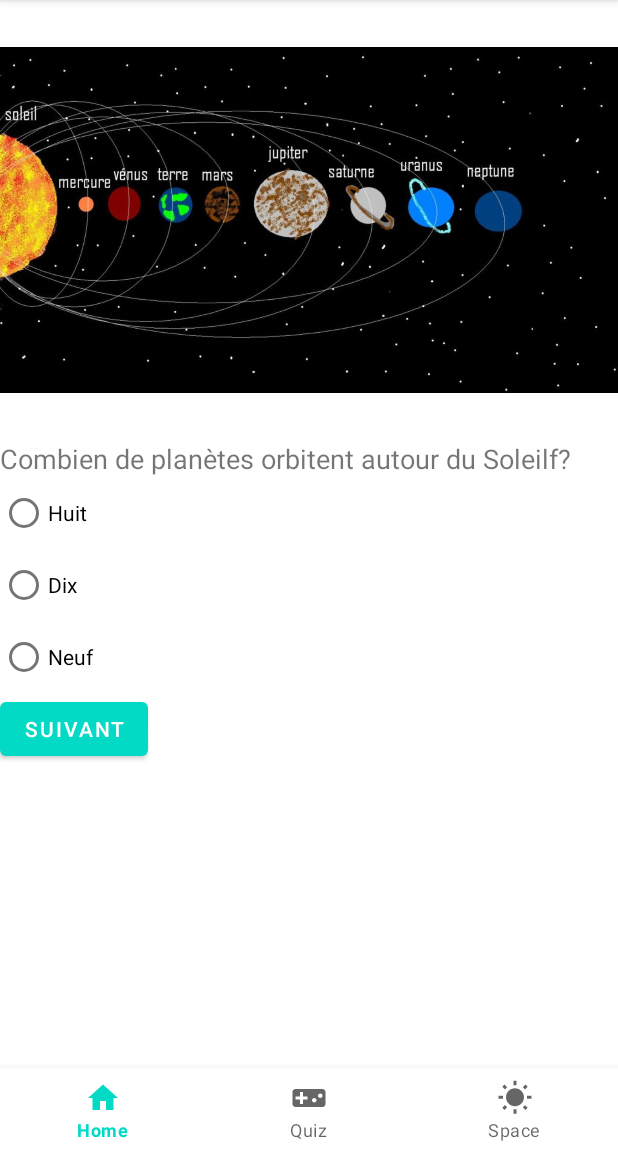
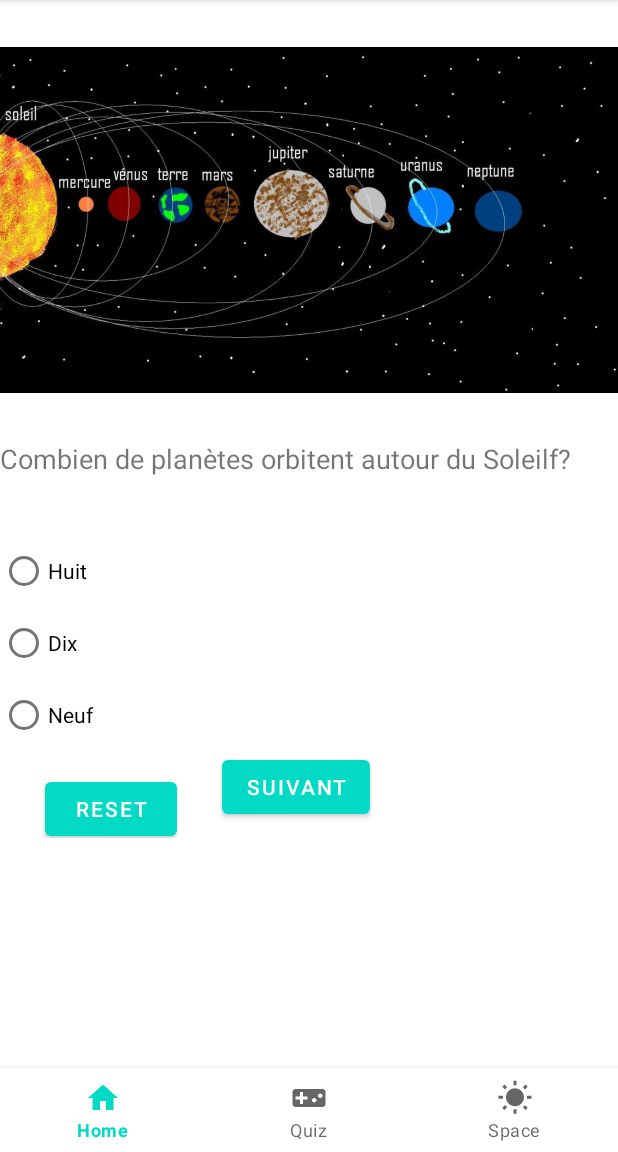
Before and after one commit to skanderbennia/TestDMMP, an Android app: the fragment QuizFragment placed in its activity, on a phone screen of 412 x 824 dp, the part 84-1236 px from its top. Run offline under Robolectric (Android 15) with nearby library versions, the phone set to English and light mode, and no system bars; our stand-ins replace Room's generated code, data binding.

```diff
--- /dev/null
+++ b/app/src/main/java/com/example/testdmmp/data/DaoScore.kt
@@ -0,0 +1,15 @@
+package com.example.testdmmp.data
+
+import androidx.lifecycle.LiveData
+import androidx.room.Dao
+import androidx.room.Insert
+import androidx.room.OnConflictStrategy
+import androidx.room.Query
+
+@Dao()
+interface DaoScore {
+    @Insert(onConflict = OnConflictStrategy.IGNORE)
+    suspend fun addScore(score: Score)
+    @Query("SELECT * FROM score_data ORDER BY value DESC ")
+    fun readAllData():LiveData<List<Score>>
+}
--- /dev/null
+++ b/app/src/main/java/com/example/testdmmp/data/ScoreDatabase.kt
@@ -0,0 +1,30 @@
+package com.example.testdmmp.data
+
+import android.content.Context
+import androidx.room.Database
+import androidx.room.Room
+import androidx.room.RoomDatabase
+@Database(entities = [Score::class],version =1,exportSchema = false)
+abstract class ScoreDatabase:RoomDatabase() {
+    abstract fun scoreDao():DaoScore
+
+    companion object{
+        @Volatile
+        private  var INSTANCE : ScoreDatabase?=null
+        fun getDatabase(context: Context):ScoreDatabase{
+            val tempInstance = INSTANCE
+            if(tempInstance != null){
+                return tempInstance
+            }
+            synchronized(this){
+                val instance = Room.databaseBuilder(
+                    context.applicationContext,
+                    ScoreDatabase::class.java,
+                    "score_data"
+                ).build()
+                INSTANCE = instance
+                return instance
+            }
+        }
+    }
+}
--- /dev/null
+++ b/app/src/main/java/com/example/testdmmp/data/ScoreRepository.kt
@@ -0,0 +1,11 @@
+package com.example.testdmmp.data
+
+import androidx.lifecycle.LiveData
+
+class ScoreRepository(private val scoreDao: DaoScore) {
+
+    val readAllData: LiveData<List<Score>> = scoreDao.readAllData()
+    suspend fun addScore(score: Score){
+        scoreDao.addScore(score)
+    }
+}
--- /dev/null
+++ b/app/src/main/java/com/example/testdmmp/data/ScoreViewModel.kt
@@ -0,0 +1,29 @@
+package com.example.testdmmp.data
+
+import android.app.Application
+import androidx.lifecycle.AndroidViewModel
+import androidx.lifecycle.LiveData
+import androidx.lifecycle.viewModelScope
+import kotlinx.coroutines.Dispatchers
+import kotlinx.coroutines.launch
+
+class ScoreViewModel(application: Application): AndroidViewModel(application) {
+
+    val readAllData: LiveData<List<Score>>
+    private val repository: ScoreRepository
+
+    init {
+        val userDao = ScoreDatabase.getDatabase(application).scoreDao()
+        repository = ScoreRepository(userDao)
+        readAllData = repository.readAllData
+    }
+
+    fun addScore(score: Score){
+        viewModelScope.launch(Dispatchers.IO) {
+            repository.addScore(score)
+        }
+    }
+
+
+
+}
--- a/app/src/main/res/layout/fragment_quiz.xml
+++ b/app/src/main/res/layout/fragment_quiz.xml
@@ -10,12 +10,15 @@
            name="game"
             type="com.example.testdmmp.QuizFragment"/>
     </data>
+<ScrollView
+    android:layout_width="fill_parent"
+    android:layout_height="wrap_content"
+    android:layout_weight="1" >
 
     <LinearLayout
         android:layout_width="match_parent"
-        android:layout_height="match_parent"
-        android:orientation="vertical"
-        tools:viewBindingIgnore="true">
+        android:layout_height="wrap_content"
+        android:orientation="vertical">
 
         <ImageView
             android:id="@+id/imageView5"
@@ -30,11 +33,23 @@
             android:text="@{game.currentQuestion.text}"
             android:textSize="18sp" />
 
+        <TextView
+            android:id="@+id/score_show"
+            android:layout_width="match_parent"
+            android:layout_height="wrap_content"
+            tools:textAlignment="center" />
+
+        <TextView
+            android:id="@+id/bestScore"
+            android:layout_width="match_parent"
+            android:layout_height="wrap_content"
+            android:visibility="invisible" />
+
         <RadioGroup
             android:id="@+id/questionRadioGroup"
             android:layout_width="match_parent"
             android:layout_height="match_parent"
-        tools:layout_marginTop="90dp">
+            tools:layout_marginTop="30dp">
 
             <RadioButton
                 android:id="@+id/secondAnswerRadioButton"
@@ -54,16 +69,39 @@
                 android:layout_height="wrap_content"
                 android:text="@{game.answers[2]}" />
 
+            <LinearLayout
+                android:layout_width="match_parent"
+                android:layout_height="match_parent"
+                android:orientation="horizontal">
+
+                <Button
+                    android:id="@+id/reset_button"
+                    android:layout_width="wrap_content"
+                    android:layout_height="wrap_content"
+                    android:layout_gravity="center"
+                    android:layout_marginLeft="30dp"
+                    android:layout_marginTop="10dp"
+                    android:gravity="center"
+                    android:text="Reset" />
+
                 <Button
                     android:id="@+id/submitButton"
                     android:layout_width="wrap_content"
                     android:layout_height="wrap_content"
+                    android:layout_marginLeft="30dp"
+                    android:gravity="center"
                     android:text="@string/suivant_text"
-            tools:layout_gravity="center_horizontal"
-            tools:layout_marginTop="50dp" />
+                    tools:layout_gravity="center"
+                    tools:layout_marginTop="20dp" />
+            </LinearLayout>
+
+            <TextView
+                android:id="@+id/textView4"
+                android:layout_width="match_parent"
+                android:layout_height="200dp" />
 
         </RadioGroup>
 
     </LinearLayout>
-
+</ScrollView>
 </layout>
```
Also changed, not shown: app/build.gradle (+8 -1 lines), app/src/main/java/com/example/testdmmp/QuizFragment.kt (+58 -8 lines), app/src/main/java/com/example/testdmmp/data/Score.kt (added, +11 -0 lines), gradle/wrapper/gradle-wrapper.properties. Lines whose indentation alone changed are shown as unchanged.
